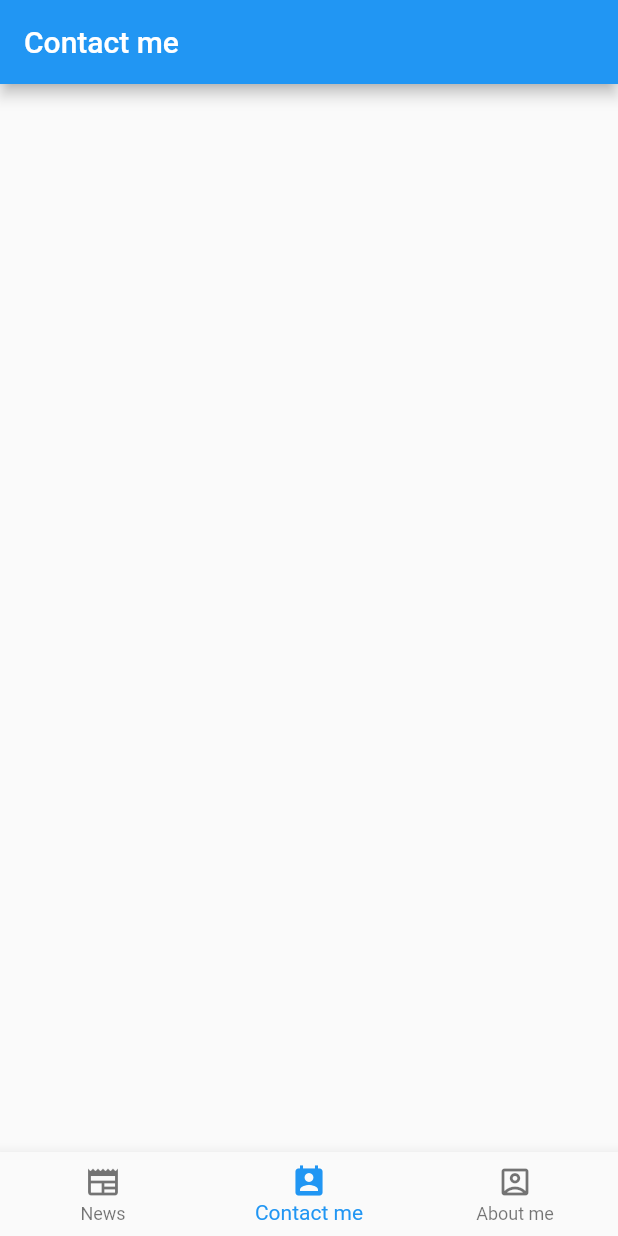
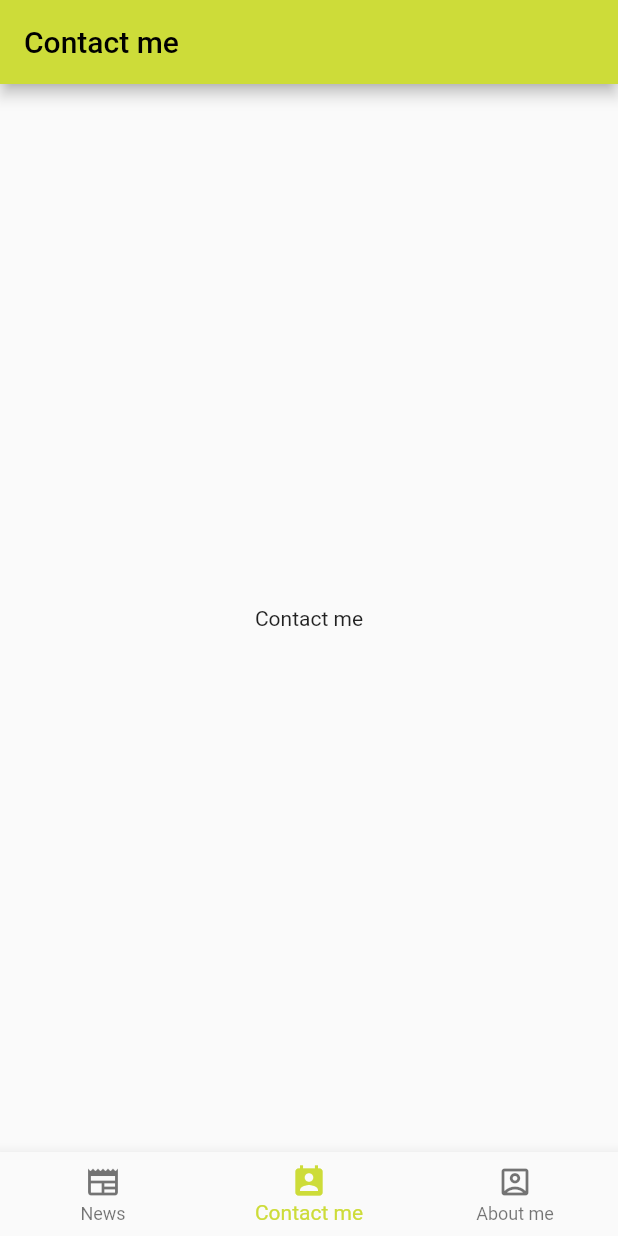
Before and after one commit to boonkung/example3, a Flutter app: the screen it shows after launch, item 2 of the bottom bar chosen, on a phone screen of 412 x 824 dp. Run offline on Flutter 3.47's test engine with Material 2 defaults, Android fonts, the phone set to English and light mode, and no system bars.

Commit message:
fix screen

```diff
--- a/lib/main.dart
+++ b/lib/main.dart
@@ -13,7 +13,7 @@ class MyApp extends StatelessWidget {
     return MaterialApp(
       title: 'Flutter Demo',
       theme: ThemeData(
-        primarySwatch: Colors.blue,
+        primarySwatch: Colors.lime,
       ),
       home: const HomeScreen(),
     );
--- a/lib/screen/home_screen.dart
+++ b/lib/screen/home_screen.dart
@@ -3,8 +3,6 @@ import 'package:example3/screen/about_screen.dart';
 import 'package:example3/screen/contact_screen.dart';
 import 'package:example3/screen/news_screen.dart';
 import 'package:flutter/material.dart';
-import 'package:flutter/src/foundation/key.dart';
-import 'package:flutter/src/widgets/framework.dart';
 
 class HomeScreen extends StatefulWidget {
   const HomeScreen({Key? key}) : super(key: key);
@@ -24,19 +22,19 @@ class _HomeScreenState extends State<HomeScreen> {
 
   final List<Menu> _menu = [
     Menu(
-      icon: Icon(Icons.newspaper),
+      icon: const Icon(Icons.newspaper),
       title: "News",
-      screen: NewsScreen(),
+      screen: const NewsScreen(),
     ),
     Menu(
-      icon: Icon(Icons.perm_contact_calendar),
+      icon: const Icon(Icons.perm_contact_calendar),
       title: "Contact me",
-      screen: ContactScreen(),
+      screen: const ContactScreen(),
     ),
     Menu(
-      icon: Icon(Icons.account_box_outlined),
+      icon: const Icon(Icons.account_box_outlined),
       title: "About me",
-      screen: AboutScreen(),
+      screen: const AboutScreen(),
     ),
   ];
 
@@ -48,6 +46,7 @@ class _HomeScreenState extends State<HomeScreen> {
           _menu[_currentIndex].title,
         ),
       ),
+      body: _menu[_currentIndex].screen,
       bottomNavigationBar: BottomNavigationBar(
         currentIndex: _currentIndex,
         onTap: onIndexChanged,
```
